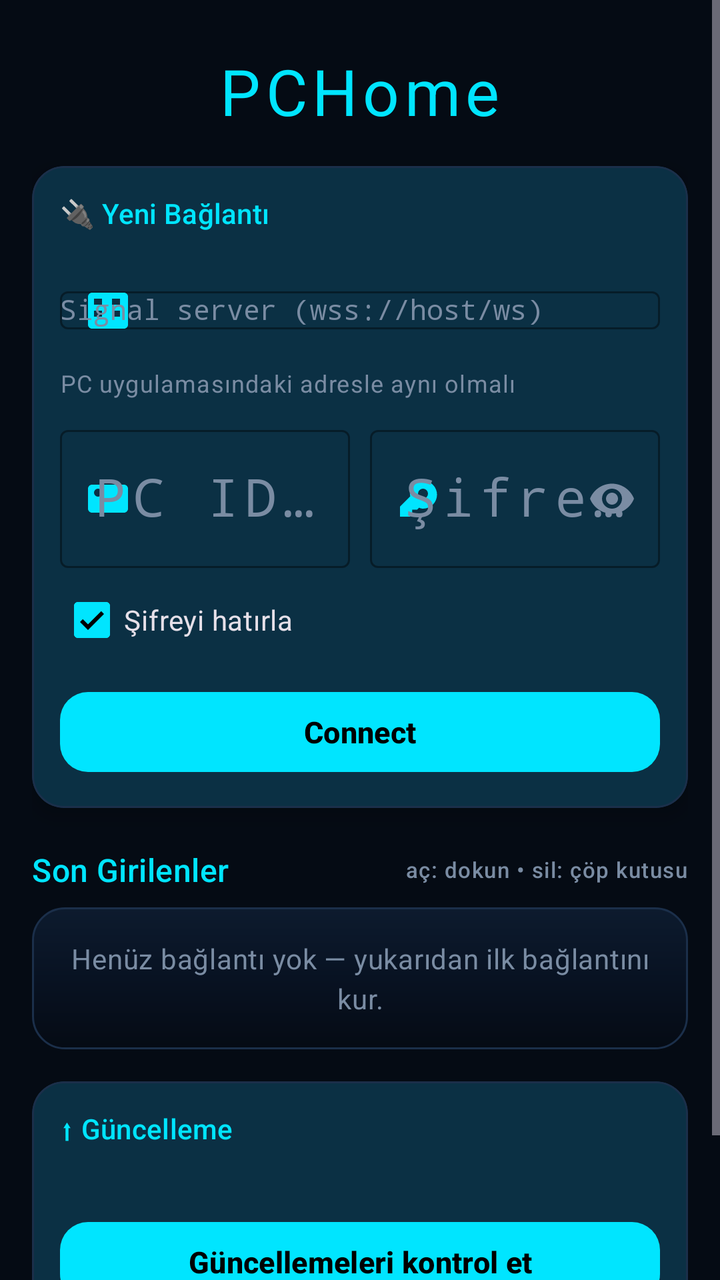
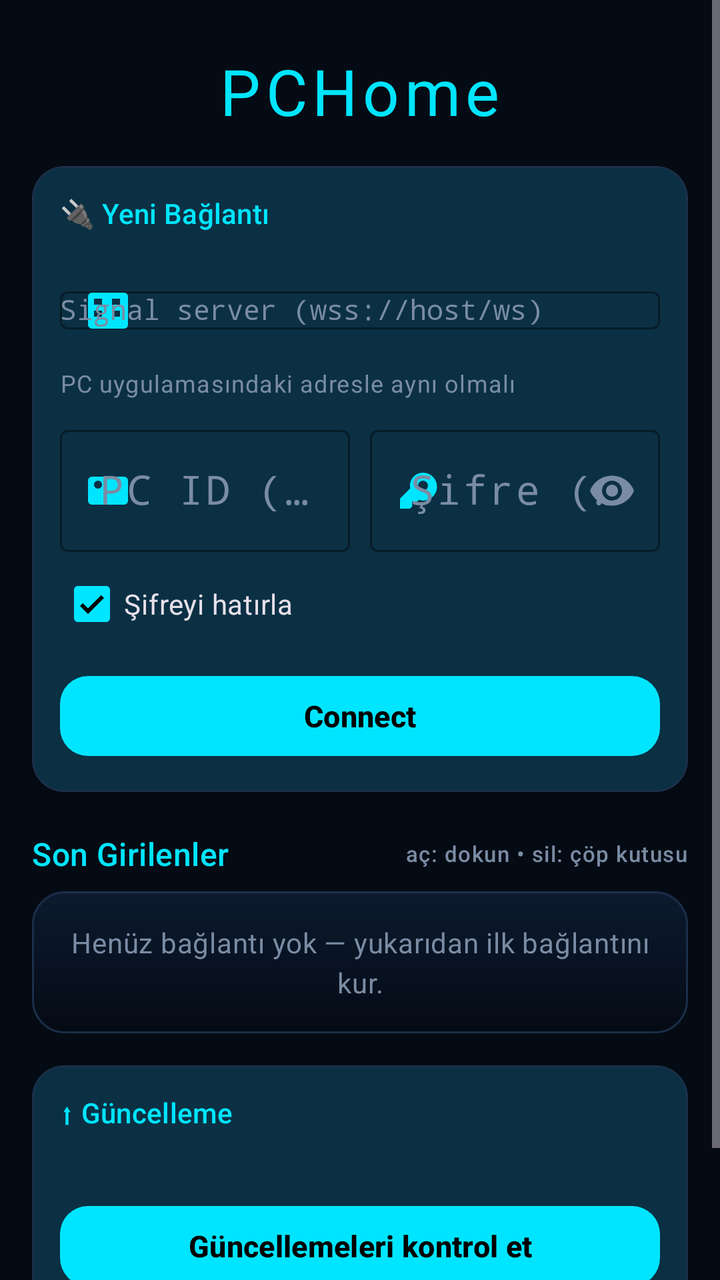

An Android layout rendered at two revisions. The XML below is the earlier revision; the diff shows what the commit changed to produce the second picture.
<!-- AndroidManifest.xml: activity theme Theme.PCHome -->
<!-- res/layout/activity_pin.xml -->
<?xml version="1.0" encoding="utf-8"?>
<ScrollView xmlns:android="http://schemas.android.com/apk/res/android"
    xmlns:app="http://schemas.android.com/apk/res-auto"
    android:layout_width="match_parent"
    android:layout_height="match_parent"
    android:fillViewport="true"
    android:background="@color/PCHome_background">

    <LinearLayout
        android:layout_width="match_parent"
        android:layout_height="wrap_content"
        android:orientation="vertical"
        android:gravity="center_horizontal"
        android:padding="16dp">

        
        <com.google.android.material.textview.MaterialTextView
            android:layout_width="wrap_content"
            android:layout_height="wrap_content"
            android:text="@string/app_name"
            android:textAppearance="?attr/textAppearanceHeadlineLarge"
            android:textColor="@color/PCHome_cyan"
            android:letterSpacing="0.08"
            android:layout_marginTop="8dp"
            android:layout_marginBottom="4dp" />

        
        <com.google.android.material.card.MaterialCardView
            android:layout_width="match_parent"
            android:layout_height="wrap_content"
            android:layout_marginTop="12dp"
            style="@style/Widget.PCHome.ConnectCard">

            <LinearLayout
                android:layout_width="match_parent"
                android:layout_height="wrap_content"
                android:orientation="vertical"
                android:padding="14dp">

                <com.google.android.material.textview.MaterialTextView
                    android:layout_width="wrap_content"
                    android:layout_height="wrap_content"
                    android:text="@string/connect_card_title"
                    android:textAppearance="?attr/textAppearanceTitleSmall"
                    android:textColor="@color/PCHome_cyan"
                    android:layout_marginBottom="10dp" />

                <com.google.android.material.textfield.TextInputLayout
                    android:layout_width="match_parent"
                    android:layout_height="wrap_content"
                    android:hint="@string/signal_server_hint"
                    app:helperText="@string/signal_server_help"
                    app:helperTextTextColor="@color/PCHome_muted"
                    app:startIconDrawable="@drawable/ic_server"
                    app:startIconTint="@color/PCHome_cyan"
                    
                    
                    
                    
                    app:boxStrokeColor="@color/PCHome_cyan"
                    app:boxStrokeWidth="1dp"
                    app:boxStrokeWidthFocused="2dp"
                    app:hintTextColor="@color/PCHome_muted"
                    style="@style/Widget.Material3.TextInputLayout.OutlinedBox">

                    <AutoCompleteTextView
                        android:id="@+id/server"
                        android:layout_width="match_parent"
                        android:layout_height="wrap_content"
                        android:inputType="textUri"
                        android:imeOptions="actionNext"
                        android:textSize="14sp"
                        android:textColor="@color/PCHome_text"
                        android:fontFamily="monospace" />
                </com.google.android.material.textfield.TextInputLayout>

                <LinearLayout
                    android:layout_width="match_parent"
                    android:layout_height="wrap_content"
                    android:orientation="horizontal"
                    android:layout_marginTop="10dp">

                    <com.google.android.material.textfield.TextInputLayout
                        android:layout_width="0dp"
                        android:layout_height="wrap_content"
                        android:layout_weight="1"
                        android:layout_marginEnd="5dp"
                        android:hint="@string/pc_id_hint"
                        app:startIconDrawable="@drawable/ic_id"
                        app:startIconTint="@color/PCHome_cyan"
                        app:boxStrokeColor="@color/PCHome_cyan"
                        app:boxStrokeWidth="1dp"
                        app:boxStrokeWidthFocused="2dp"
                        app:hintTextColor="@color/PCHome_muted"
                        style="@style/Widget.Material3.TextInputLayout.OutlinedBox">

                        <com.google.android.material.textfield.TextInputEditText
                            android:id="@+id/pc_id_input"
                            android:layout_width="match_parent"
                            android:layout_height="wrap_content"
                            android:inputType="number"
                            android:imeOptions="actionNext"
                            android:maxLength="6"
                            android:gravity="center"
                            android:textSize="26sp"
                            android:textColor="@color/PCHome_text"
                            android:fontFamily="monospace"
                            android:letterSpacing="0.12" />
                    </com.google.android.material.textfield.TextInputLayout>

                    <com.google.android.material.textfield.TextInputLayout
                        android:layout_width="0dp"
                        android:layout_height="wrap_content"
                        android:layout_weight="1"
                        android:layout_marginStart="5dp"
                        android:hint="@string/password_hint"
                        app:endIconMode="password_toggle"
                        app:startIconDrawable="@drawable/ic_key"
                        app:startIconTint="@color/PCHome_cyan"
                        app:boxStrokeColor="@color/PCHome_cyan"
                        app:boxStrokeWidth="1dp"
                        app:boxStrokeWidthFocused="2dp"
                        app:hintTextColor="@color/PCHome_muted"
                        style="@style/Widget.Material3.TextInputLayout.OutlinedBox">

                        <com.google.android.material.textfield.TextInputEditText
                            android:id="@+id/password_input"
                            android:layout_width="match_parent"
                            android:layout_height="wrap_content"
                            android:inputType="numberPassword"
                            android:imeOptions="actionDone"
                            android:maxLength="6"
                            android:gravity="center"
                            android:textSize="26sp"
                            android:textColor="@color/PCHome_text"
                            android:fontFamily="monospace"
                            android:letterSpacing="0.12" />
                    </com.google.android.material.textfield.TextInputLayout>
                </LinearLayout>

                <com.google.android.material.checkbox.MaterialCheckBox
                    android:id="@+id/remember_check"
                    android:layout_width="wrap_content"
                    android:layout_height="wrap_content"
                    android:layout_gravity="start"
                    android:text="@string/remember_password"
                    android:checked="true"
                    android:layout_marginTop="2dp" />

                <com.google.android.material.button.MaterialButton
                    android:id="@+id/connect_button"
                    android:layout_width="match_parent"
                    android:layout_height="wrap_content"
                    android:text="@string/connect"
                    android:layout_marginTop="8dp"
                    style="@style/Widget.PCHome.Button" />
            </LinearLayout>
        </com.google.android.material.card.MaterialCardView>

        
        <LinearLayout
            android:layout_width="match_parent"
            android:layout_height="wrap_content"
            android:orientation="horizontal"
            android:gravity="center_vertical"
            android:layout_marginTop="20dp"
            android:layout_marginBottom="8dp">

            <com.google.android.material.textview.MaterialTextView
                android:layout_width="0dp"
                android:layout_height="wrap_content"
                android:layout_weight="1"
                android:text="@string/recent_title"
                android:textAppearance="?attr/textAppearanceTitleMedium"
                android:textColor="@color/PCHome_cyan" />

            <com.google.android.material.textview.MaterialTextView
                android:layout_width="wrap_content"
                android:layout_height="wrap_content"
                android:text="@string/recent_hint"
                android:textAppearance="?attr/textAppearanceLabelSmall"
                android:textColor="@color/PCHome_muted" />
        </LinearLayout>

        <com.google.android.material.textview.MaterialTextView
            android:id="@+id/recent_empty"
            android:layout_width="match_parent"
            android:layout_height="wrap_content"
            android:text="@string/recent_empty"
            android:textAppearance="?attr/textAppearanceBodyMedium"
            android:textColor="@color/PCHome_muted"
            android:gravity="center"
            android:padding="16dp"
            android:background="@drawable/bg_neon_header" />

        <androidx.recyclerview.widget.RecyclerView
            android:id="@+id/recent_grid"
            android:layout_width="match_parent"
            android:layout_height="wrap_content"
            android:nestedScrollingEnabled="false"
            android:clipToPadding="false" />

        
        <com.google.android.material.card.MaterialCardView
            android:id="@+id/update_section"
            android:layout_width="match_parent"
            android:layout_height="wrap_content"
            android:layout_marginTop="16dp"
            style="@style/Widget.PCHome.ConnectCard">

            <LinearLayout
                android:layout_width="match_parent"
                android:layout_height="wrap_content"
                android:orientation="vertical"
                android:padding="14dp">

                <com.google.android.material.textview.MaterialTextView
                    android:layout_width="wrap_content"
                    android:layout_height="wrap_content"
                    android:text="@string/update_section_title"
                    android:textAppearance="?attr/textAppearanceTitleSmall"
                    android:textColor="@color/PCHome_cyan"
                    android:layout_marginBottom="6dp" />

                <com.google.android.material.textview.MaterialTextView
                    android:id="@+id/update_state_text"
                    android:layout_width="wrap_content"
                    android:layout_height="wrap_content"
                    android:textAppearance="?attr/textAppearanceBodyMedium"
                    android:textColor="@color/PCHome_muted" />

                <com.google.android.material.button.MaterialButton
                    android:id="@+id/update_open_button"
                    android:layout_width="match_parent"
                    android:layout_height="wrap_content"
                    android:text="@string/update_open"
                    android:layout_marginTop="8dp"
                    style="@style/Widget.PCHome.Button" />
            </LinearLayout>
        </com.google.android.material.card.MaterialCardView>

        <com.google.android.material.textview.MaterialTextView
            android:id="@+id/version_footer"
            android:layout_width="wrap_content"
            android:layout_height="wrap_content"
            android:textAppearance="?attr/textAppearanceLabelSmall"
            android:textColor="@color/PCHome_muted"
            android:layout_marginTop="14dp"
            android:layout_marginBottom="8dp" />

    </LinearLayout>
</ScrollView>
<!-- resources referenced by this layout -->
<resources>
  <color name="PCHome_background">#FF050B14</color>
  <color name="PCHome_cyan">#FF00E5FF</color>
  <color name="PCHome_muted">#FF7A8CA3</color>
  <color name="PCHome_text">#FFE6F4FF</color>
  <!-- drawable bg_neon_header (drawable) -->
  <?xml version="1.0" encoding="utf-8"?>
  <shape xmlns:android="http://schemas.android.com/apk/res/android"
      android:shape="rectangle">
      <gradient
          android:angle="270"
          android:startColor="#FF0D1B2E"
          android:centerColor="#FF081222"
          android:endColor="#FF050B14" />
      <corners android:radius="16dp" />
      <stroke
          android:width="1dp"
          android:color="@color/PCHome_border" />
  </shape>
  <!-- drawable ic_id (drawable) -->
  <vector xmlns:android="http://schemas.android.com/apk/res/android"
      android:width="24dp"
      android:height="24dp"
      android:viewportWidth="24"
      android:viewportHeight="24">
      <path
          android:fillColor="#00E5FF"
          android:pathData="M4,5h16c1.1,0 2,0.9 2,2v10c0,1.1 -0.9,2 -2,2H4c-1.1,0 -2,-0.9 -2,-2V7c0,-1.1 0.9,-2 2,-2zM7,7a2,2 0 1,0 0,4 2,2 0 0,0 0,-4zM6,13.5h4V15H6v-1.5zM14,9h5v1.5h-5V9zM14,12.5h5V14h-5v-1.5z" />
  </vector>
  <!-- drawable ic_key (drawable) -->
  <vector xmlns:android="http://schemas.android.com/apk/res/android"
      android:width="24dp"
      android:height="24dp"
      android:viewportWidth="24"
      android:viewportHeight="24">
      <path
          android:fillColor="#00E5FF"
          android:pathData="M14.5,3A6.5,6.5 0 0,0 8.1,10.9L3,16v5h5l1.1,-1.1v-2.4h2.4l1,-1c0.9,0.4 1.5,0.5 2,0.5A6.5,6.5 0 1,0 14.5,3zM14.5,7A2.5,2.5 0 1,1 12,9.5 2.5,2.5 0 0,1 14.5,7z" />
  </vector>
  <!-- drawable ic_server (drawable) -->
  <vector xmlns:android="http://schemas.android.com/apk/res/android"
      android:width="24dp"
      android:height="24dp"
      android:viewportWidth="24"
      android:viewportHeight="24">
      <path
          android:fillColor="#00E5FF"
          android:pathData="M4,3h16c1.1,0 2,0.9 2,2v14c0,1.1 -0.9,2 -2,2H4c-1.1,0 -2,-0.9 -2,-2V5c0,-1.1 0.9,-2 2,-2zM5,6v3h4V6H5zM14,6v3h4V6h-4zM5,12v3h4v-3H5zM14,12v3h4v-3h-4z" />
  </vector>
  <string name="app_name">PCHome</string>
  <string name="connect">Connect</string>
  <string name="connect_card_title">🔌 Yeni Bağlantı</string>
  <string name="password_hint">Şifre (6 hane)</string>
  <string name="pc_id_hint">PC ID (6 hane)</string>
  <string name="recent_empty">Henüz bağlantı yok — yukarıdan ilk bağlantını kur.</string>
  <string name="recent_hint">aç: dokun • sil: çöp kutusu</string>
  <string name="recent_title">Son Girilenler</string>
  <string name="remember_password">Şifreyi hatırla</string>
  <string name="signal_server_help">PC uygulamasındaki adresle aynı olmalı</string>
  <string name="signal_server_hint">Signal server (wss://host/ws)</string>
  <string name="update_open">Güncellemeleri kontrol et</string>
  <string name="update_section_title">⬆ Güncelleme</string>
  <style name="Widget.PCHome.Button" parent="Widget.Material3.Button">
          <item name="backgroundTint">@color/PCHome_cyan</item>
          <item name="android:textColor">@color/black</item>
          <item name="android:textStyle">bold</item>
          <item name="android:textSize">15sp</item>
          <item name="cornerRadius">14dp</item>
      </style>
  <style name="Widget.PCHome.ConnectCard" parent="Widget.Material3.CardView.Elevated">
          <item name="cardBackgroundColor">@color/PCHome_surface</item>
          <item name="cardCornerRadius">16dp</item>
          <item name="cardElevation">6dp</item>
          <item name="strokeColor">@color/PCHome_border</item>
          <item name="strokeWidth">1dp</item>
      </style>
  <color name="PCHome_border">#FF1B2F4A</color>
  <color name="black">#FF000000</color>
  <color name="PCHome_surface">#FF0D1B2E</color>
  <color name="PCHome_blue">#FF0A84FF</color>
  <color name="white">#FFFFFFFF</color>
  <color name="PCHome_panel">#FF0A1626</color>
  <color name="PCHome_danger">#FFFF2A55</color>
  <!-- unchanged entries left out for length: 1 -->
</resources>

<!-- the commit's change to res/layout/activity_pin.xml (unified diff, before → after) -->
@@ -102,10 +102,10 @@
                             android:imeOptions="actionNext"
                             android:maxLength="6"
                             android:gravity="center"
-                            android:textSize="26sp"
+                            android:textSize="20sp"
                             android:textColor="@color/PCHome_text"
                             android:fontFamily="monospace"
-                            android:letterSpacing="0.12" />
+                            android:letterSpacing="0.06" />
                     </com.google.android.material.textfield.TextInputLayout>
 
                     <com.google.android.material.textfield.TextInputLayout
@@ -131,10 +131,10 @@
                             android:imeOptions="actionDone"
                             android:maxLength="6"
                             android:gravity="center"
-                            android:textSize="26sp"
+                            android:textSize="20sp"
                             android:textColor="@color/PCHome_text"
                             android:fontFamily="monospace"
-                            android:letterSpacing="0.12" />
+                            android:letterSpacing="0.06" />
                     </com.google.android.material.textfield.TextInputLayout>
                 </LinearLayout>
 
